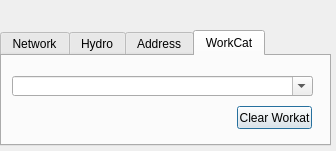
The window that search/ui/search_plus_dialog.ui (Giswater/giswater_qgis_plugin) describes before a commit, drawn with Qt 5.
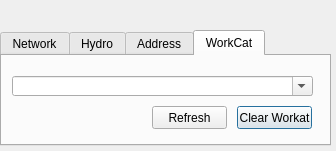
The same window after the commit.

Commit message: #483 add button refresh_workcat

```diff
--- a/search/ui/search_plus_dialog.ui
+++ b/search/ui/search_plus_dialog.ui
@@ -278,6 +278,19 @@
       <string>Clear Workat</string>
      </property>
     </widget>
+    <widget class="QPushButton" name="btn_refresh_workcat">
+     <property name="geometry">
+      <rect>
+       <x>150</x>
+       <y>50</y>
+       <width>75</width>
+       <height>23</height>
+      </rect>
+     </property>
+     <property name="text">
+      <string>Refresh</string>
+     </property>
+    </widget>
    </widget>
   </widget>
  </widget>
```
